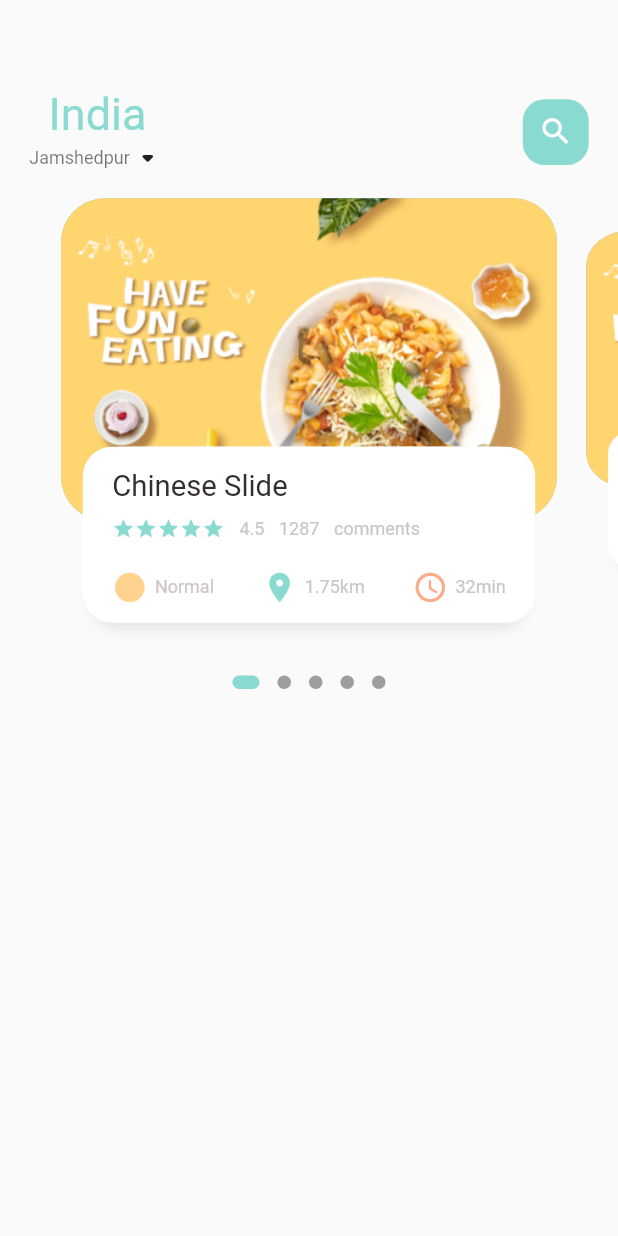
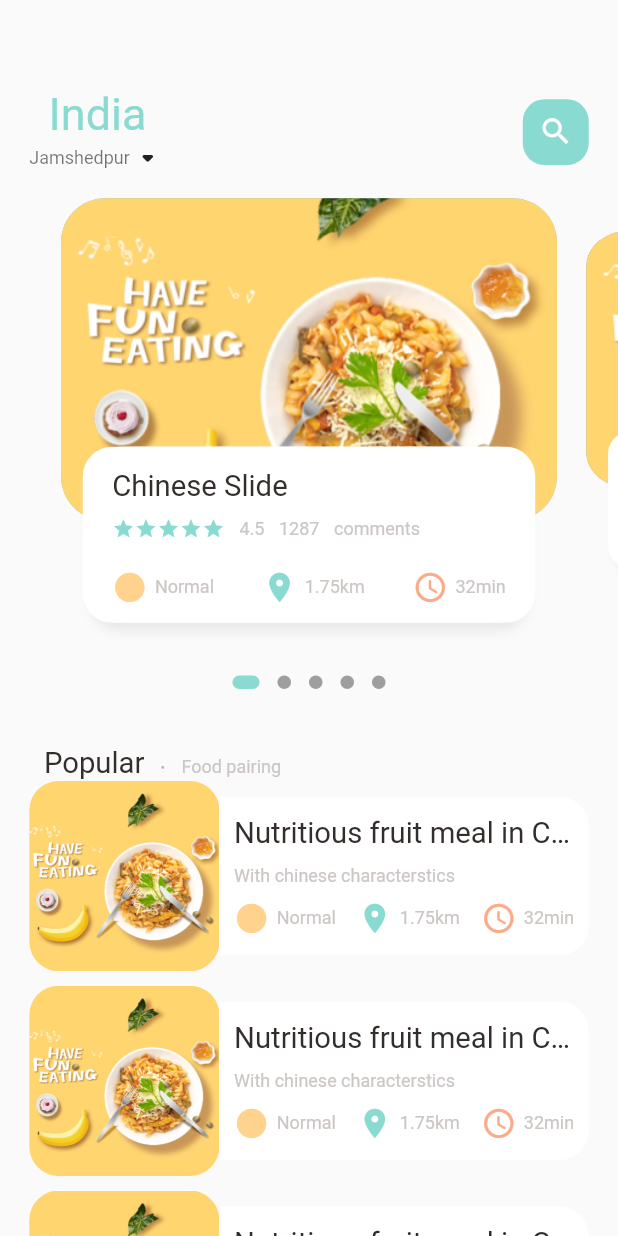
Before and after one commit to raunakb03/flutter_food_application, a Flutter app: the screen it shows after launch, on a phone screen of 412 x 824 dp. Run offline on Flutter 3.47's test engine with Material 2 defaults, Android fonts, the light colour scheme and no system bars; drawn by our look-alikes of dots_indicator; our stand-ins replace get.

Commit message:
creating food list items

```diff
--- a/lib/home/food_page_body.dart
+++ b/lib/home/food_page_body.dart
@@ -49,6 +49,7 @@ class _FoodPageBodyState extends State<FoodPageBody> {
                 return _buildPageItem(position);
               }),
         ),
+        //dots section
         DotsIndicator(
           dotsCount: 5,
           position: _currPageValue,
@@ -60,7 +61,109 @@ class _FoodPageBodyState extends State<FoodPageBody> {
               borderRadius: BorderRadius.circular(10),
             ),
           ),
-        )
+        ),
+        SizedBox(height: Dimensions.height30),
+        Container(
+          margin: EdgeInsets.only(left: Dimensions.width30),
+          child: Row(
+            crossAxisAlignment: CrossAxisAlignment.end,
+            children: [
+              BigText(text: 'Popular'),
+              SizedBox(width: Dimensions.width10),
+              Container(
+                margin: const EdgeInsets.only(bottom: 3),
+                child: BigText(text: '.', color: Colors.black26),
+              ),
+              SizedBox(width: Dimensions.width10),
+              Container(
+                margin: const EdgeInsets.only(bottom: 2),
+                child: SmallText(text: 'Food pairing'),
+              )
+            ],
+          ),
+        ),
+        // List of foods and Images
+        ListView.builder(
+            physics: const NeverScrollableScrollPhysics(),
+            shrinkWrap: true,
+            itemCount: 10,
+            itemBuilder: (context, index) {
+              // main container
+              return Container(
+                margin: EdgeInsets.only(
+                    left: Dimensions.width20,
+                    right: Dimensions.width20,
+                    bottom: Dimensions.height10),
+                child: Row(
+                  children: [
+                    // image section
+                    Container(
+                      height: Dimensions.listViewImgSize,
+                      width: Dimensions.listViewImgSize,
+                      decoration: BoxDecoration(
+                        borderRadius:
+                            BorderRadius.circular(Dimensions.radius20),
+                        color: Colors.white,
+                        image: const DecorationImage(
+                          fit: BoxFit.cover,
+                          image: AssetImage('assets/image/food0.png'),
+                        ),
+                      ),
+                    ),
+                    // text container
+                    Expanded(
+                      child: Container(
+                        height: Dimensions.listViewTextContainerSize,
+                        decoration: BoxDecoration(
+                          borderRadius: BorderRadius.only(
+                            topRight: Radius.circular(Dimensions.radius20),
+                            bottomRight: Radius.circular(Dimensions.radius20),
+                          ),
+                          color: Colors.white,
+                        ),
+                        child: Padding(
+                          padding: EdgeInsets.only(
+                            left: Dimensions.width10,
+                            right: Dimensions.width10,
+                          ),
+                          child: Column(
+                            crossAxisAlignment: CrossAxisAlignment.start,
+                            mainAxisAlignment: MainAxisAlignment.center,
+                            children: [
+                              BigText(text: 'Nutritious fruit meal in China'),
+                              SizedBox(height: Dimensions.height10),
+                              SmallText(text: 'With chinese characterstics'),
+                              SizedBox(height: Dimensions.height10),
+                              Row(
+                                mainAxisAlignment:
+                                    MainAxisAlignment.spaceBetween,
+                                children: [
+                                  IconAndTextWidget(
+                                    text: 'Normal',
+                                    icon: Icons.circle_sharp,
+                                    iconColor: AppColors.iconColor1,
+                                  ),
+                                  IconAndTextWidget(
+                                    text: '1.75km',
+                                    icon: Icons.location_on,
+                                    iconColor: AppColors.mainColor,
+                                  ),
+                                  IconAndTextWidget(
+                                    text: '32min',
+                                    icon: Icons.access_time_rounded,
+                                    iconColor: AppColors.iconColor2,
+                                  ),
+                                ],
+                              ),
+                            ],
+                          ),
+                        ),
+                      ),
+                    )
+                  ],
+                ),
+              );
+            }),
       ],
     );
   }
--- a/lib/home/main_food_page.dart
+++ b/lib/home/main_food_page.dart
@@ -76,7 +76,11 @@ class _MainFoodPageState extends State<MainFoodPage> {
             ),
           ),
           // showing the rest of the food page
-          const FoodPageBody(),
+          const Expanded(
+            child: SingleChildScrollView(
+              child: FoodPageBody(),
+            ),
+          ),
         ],
       ),
     );
--- a/lib/utils/dimensions.dart
+++ b/lib/utils/dimensions.dart
@@ -27,4 +27,9 @@ class Dimensions {
   static double radius30 = screenHeight / 28.13;
 
   static double iconSize24 = screenHeight / 35.17;
+
+  static double listViewImgSize = screenWidth / 3.25;
+  static double listViewTextContainerSize= screenWidth / 3.9;
 }
+
+// screen width is 390
```
Also changed, not shown: 1 other file.
